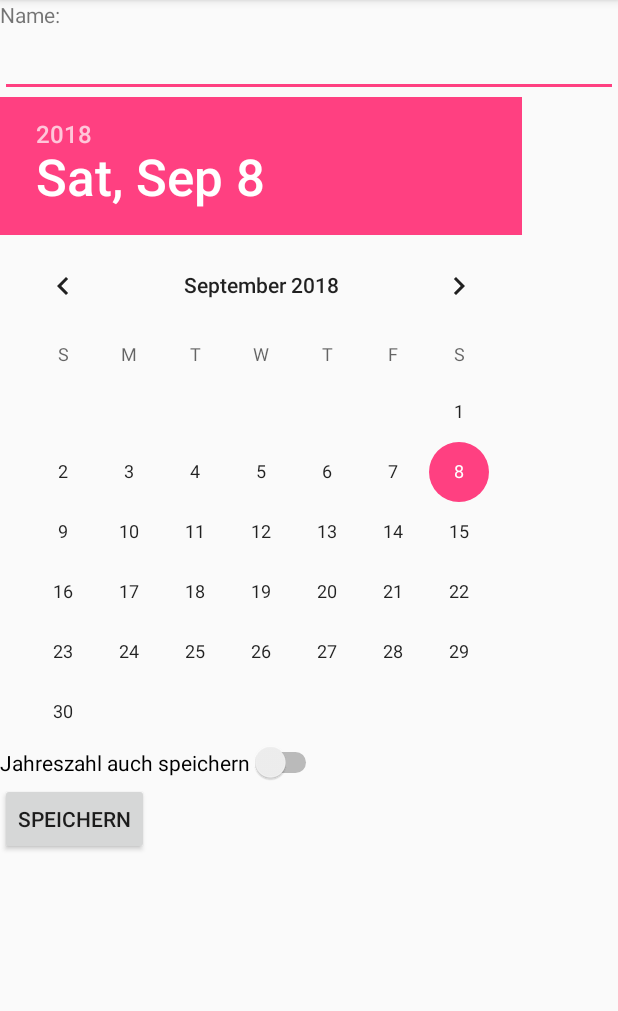
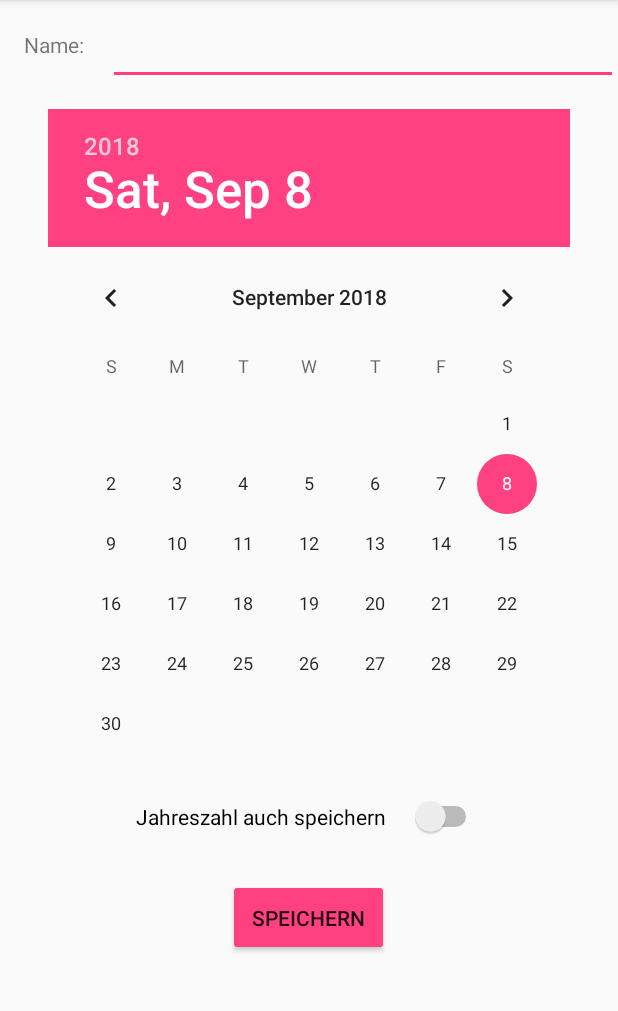
Before and after one commit to outofthecave/Geburtstagskalender, an Android app: the AddEditDeleteBirthdayActivity screen opened directly, with no data from a screen before it, on a phone screen of 412 x 824 dp, the part 84-1095 px from its top. Run offline under Robolectric (Android 15) with nearby library versions, the phone set to English and light mode, and no system bars.

Commit message:
Add/Edit/Delete activity: prettify the layout

```diff
--- a/app/src/main/res/layout/activity_add_birthday.xml
+++ b/app/src/main/res/layout/activity_add_birthday.xml
@@ -1,6 +1,5 @@
 <?xml version="1.0" encoding="utf-8"?>
 <android.support.constraint.ConstraintLayout xmlns:android="http://schemas.android.com/apk/res/android"
-    xmlns:app="http://schemas.android.com/apk/res-auto"
     xmlns:tools="http://schemas.android.com/tools"
     android:layout_width="match_parent"
     android:layout_height="match_parent"
@@ -12,14 +11,22 @@
         android:layout_height="match_parent">
 
         <LinearLayout
+            android:gravity="center_horizontal"
             android:layout_width="match_parent"
             android:layout_height="wrap_content"
             android:orientation="vertical">
 
+            <LinearLayout
+                android:layout_width="match_parent"
+                android:layout_height="wrap_content"
+                android:orientation="horizontal">
+
                 <TextView
                     android:id="@+id/nameLabel"
-                android:layout_width="match_parent"
+                    android:layout_width="wrap_content"
                     android:layout_height="wrap_content"
+                    android:labelFor="@+id/nameTextField"
+                    android:padding="@dimen/fab_margin"
                     android:text="Name:" />
 
                 <EditText
@@ -27,29 +34,38 @@
                     android:layout_width="match_parent"
                     android:layout_height="wrap_content"
                     android:inputType="textPersonName"
+                    android:padding="@dimen/fab_margin"
                     android:text="" />
+
+            </LinearLayout>
 
             <com.example.outofthecave.geburtstagskalender.ui.MyDatePicker
                 android:id="@+id/datePicker"
                 android:layout_width="wrap_content"
-                android:layout_height="wrap_content" />
+                android:layout_height="wrap_content"
+                android:padding="@dimen/fab_margin" />
 
             <Switch
                 android:id="@+id/doSaveYear"
                 android:layout_width="wrap_content"
                 android:layout_height="wrap_content"
+                android:padding="@dimen/fab_margin"
+                android:switchPadding="@dimen/fab_margin"
                 android:text="Jahreszahl auch speichern" />
 
             <LinearLayout
-                android:layout_width="match_parent"
-                android:layout_height="match_parent"
-                android:orientation="horizontal">
+                android:layout_width="wrap_content"
+                android:layout_height="wrap_content"
+                android:orientation="horizontal"
+                android:padding="@dimen/fab_margin">
 
                 <Button
                     android:id="@+id/saveBirthdayButton"
+                    android:backgroundTint="@color/colorAccent"
                     android:layout_width="wrap_content"
                     android:layout_height="wrap_content"
                     android:onClick="onSaveBirthdayButtonClick"
+                    android:padding="@dimen/fab_margin"
                     android:text="Speichern" />
 
                 <Button
@@ -57,6 +73,7 @@
                     android:layout_width="wrap_content"
                     android:layout_height="wrap_content"
                     android:onClick="onDeleteBirthdayButtonClick"
+                    android:padding="@dimen/fab_margin"
                     android:text="Löschen" />
 
             </LinearLayout>
```
Lines whose indentation alone changed are shown as unchanged.
